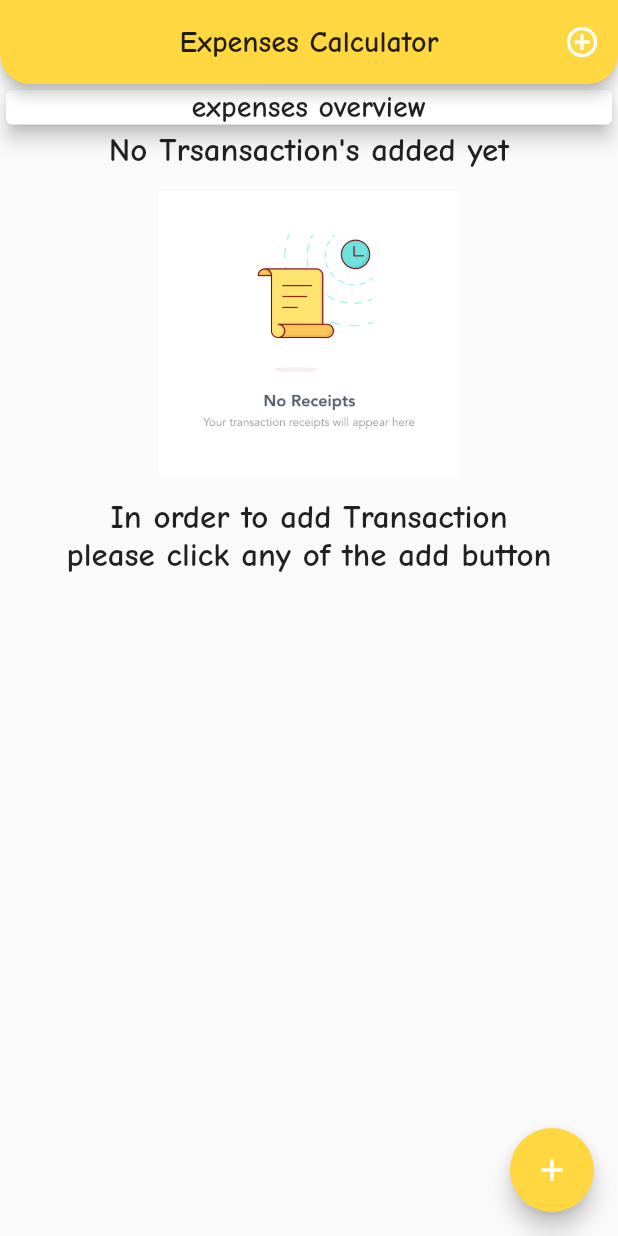
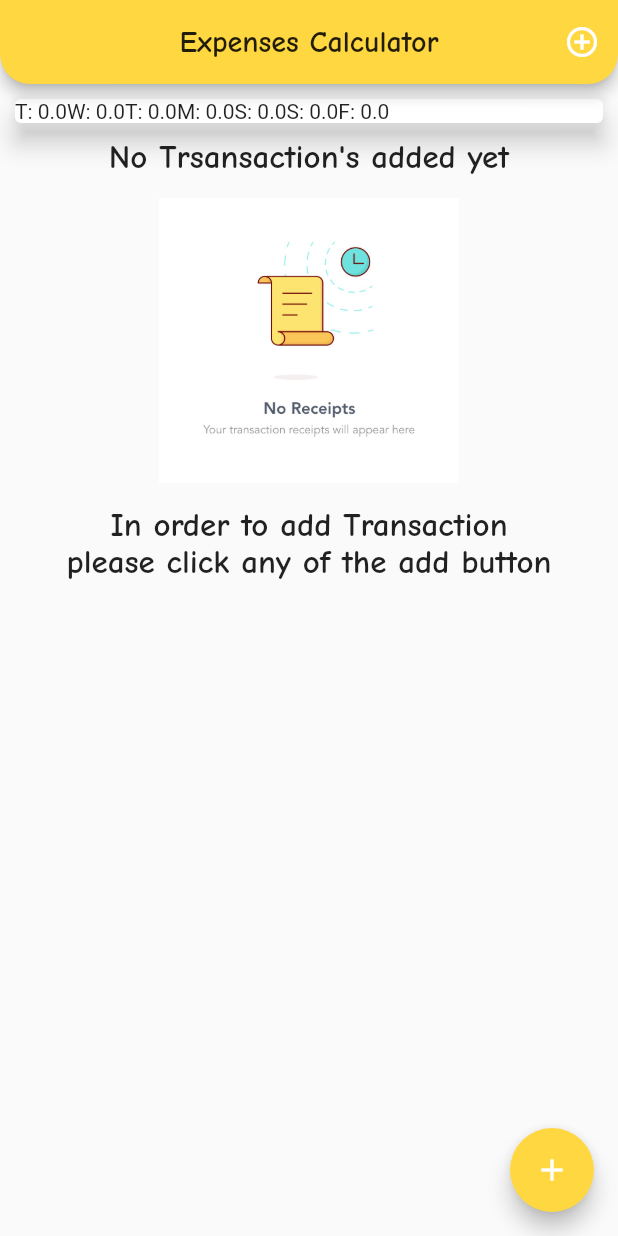
Before and after one commit to Erickeagle3/expense_app, a Flutter app: the screen it shows after launch, on a phone screen of 412 x 824 dp. Run offline on Flutter 3.47's test engine with Material 2 defaults, Android fonts, the phone set to English and light mode, and no system bars.

Commit message:
flutter: added chart view Signed-off-by: Erickeagle3 <sayanchakraborty334@gmail.com>
Note - It's in wip

```diff
--- a/lib/main.dart
+++ b/lib/main.dart
@@ -1,3 +1,4 @@
+import 'package:expense_app/widgets/chart.dart';
 import 'package:flutter/material.dart';
 import 'package:expense_app/data/trans.dart';
 import 'package:expense_app/widgets/new_transaction.dart';
@@ -31,8 +32,8 @@ class MyHomePage extends StatefulWidget {
 }
 
 class _MyHomePageState extends State<MyHomePage> {
- final List<Trans> _userTransaction = [
-   /*  Trans(
+  final List<Trans> _userTransaction = [
+    /*  Trans(
       id: 'Erick',
       title: 'HeadSet',
       amount: 1000,
@@ -45,6 +46,16 @@ class _MyHomePageState extends State<MyHomePage> {
       date: DateTime.now(),
     ), */
   ];
+
+  List<Trans> get _recentTransactions {
+    return _userTransaction.where((tx) {
+      return tx.date.isAfter(
+        DateTime.now().subtract(
+          const Duration(days: 7),
+        ),
+      );
+    }).toList();
+  }
 
   // ignore: non_constant_identifier_names
   void _UserInput(String textTitle, double textAmount) {
@@ -78,9 +89,15 @@ class _MyHomePageState extends State<MyHomePage> {
     return MaterialApp(
       home: Scaffold(
         appBar: AppBar(
-          title: Text('Expenses Calculator', style: Theme.of(context).textTheme.titleLarge,),
+          title: Text(
+            'Expenses Calculator',
+            style: Theme.of(context).textTheme.titleLarge,
+          ),
           titleTextStyle: const TextStyle(
-              fontSize: 18, fontWeight: FontWeight.bold, color: Colors.black, ),
+            fontSize: 18,
+            fontWeight: FontWeight.bold,
+            color: Colors.black,
+          ),
           shape: const RoundedRectangleBorder(
               borderRadius: BorderRadius.only(
             bottomLeft: Radius.elliptical(20, 20),
@@ -99,17 +116,7 @@ class _MyHomePageState extends State<MyHomePage> {
         ),
         body: ListView(
           children: <Widget>[
-             SizedBox(
-              width: double.infinity,
-              child: Card(
-                elevation: 5,
-                child: Text(
-                  'expenses overview',
-                  textAlign: TextAlign.center,
-                  style: Theme.of(context).textTheme.titleLarge,
-                ),
-              ),
-            ),
+            MyChart(_recentTransactions),
             MyTransactions(_userTransaction),
           ],
         ),
--- /dev/null
+++ b/lib/widgets/chart.dart
@@ -0,0 +1,47 @@
+import 'package:flutter/material.dart';
+import 'package:intl/intl.dart';
+import 'package:expense_app/data/trans.dart';
+
+class MyChart extends StatelessWidget {
+  final List<Trans> recentTransactions;
+
+  const MyChart(this.recentTransactions, {super.key});
+
+  List<Map<String, Object>> get groupedTransactionValues {
+    return List.generate(7, (index) {
+      final weekDay = DateTime.now().subtract(
+        Duration(days: index),
+      );
+      var totalSum = 0.0;
+
+      for (var i = 0; i < recentTransactions.length; i++) {
+        if (recentTransactions[i].date.day == weekDay.day &&
+            recentTransactions[i].date.month == weekDay.month &&
+            recentTransactions[i].date.year == weekDay.year) {
+          totalSum += recentTransactions[i].amount;
+        }
+      }
+      // ignore: avoid_print
+      print(DateFormat.E().format(weekDay));
+      // ignore: avoid_print
+      print(totalSum);
+      return {
+        'day': DateFormat.E().format(weekDay).substring(0, 1),
+        'amount': totalSum,
+      };
+    });
+  }
+
+  @override
+  Widget build(BuildContext context) {
+    return Card(
+      elevation: 7,
+      margin: const EdgeInsets.all(10),
+      child: Row(
+        children: groupedTransactionValues.map((view) {
+          return Text('${view['day']}: ${view['amount']}');
+        }).toList(),
+      ),
+    );
+  }
+}
--- a/lib/widgets/transaction.dart
+++ b/lib/widgets/transaction.dart
@@ -7,6 +7,8 @@ import 'package:intl/intl.dart';
 class MyTransactions extends StatelessWidget {
   final List<Trans> Transaction;
   const MyTransactions(this.Transaction, {super.key});
+
+
 
   @override
   Widget build(BuildContext context) {
@@ -28,7 +30,7 @@ class MyTransactions extends StatelessWidget {
                   height: 200,
                   width: 200,
                 ),
-                const SizedBox(height: 10,),
+                const SizedBox(height: 10  ,),
                 const Text(
                   '''In order to add Transaction
 please click any of the add button''',
```
